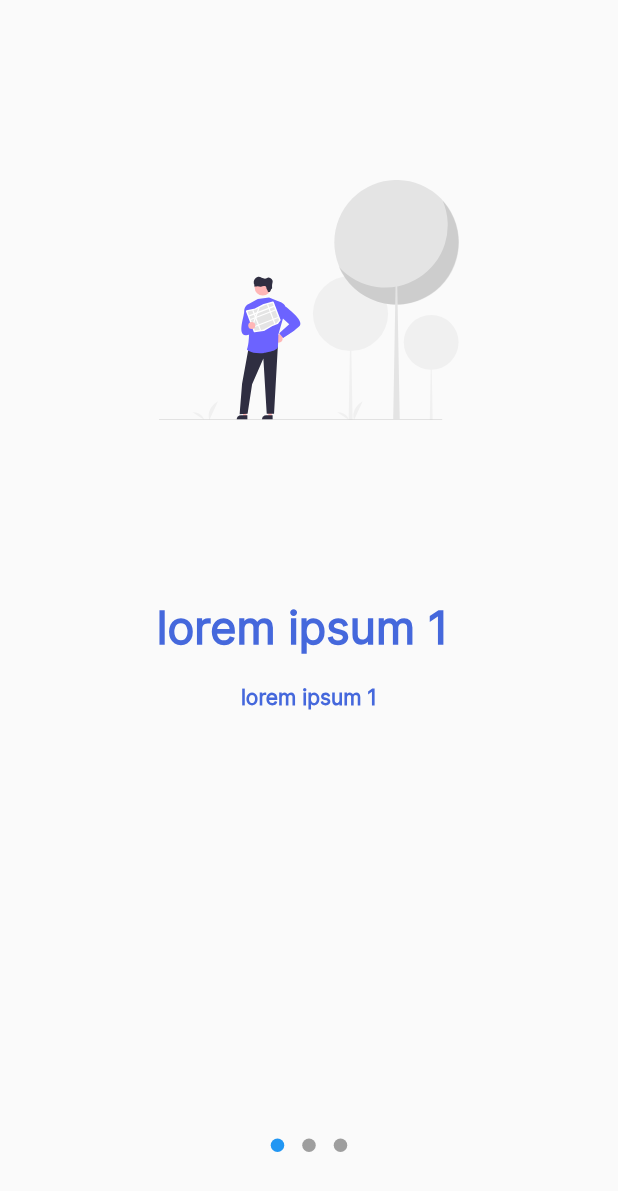
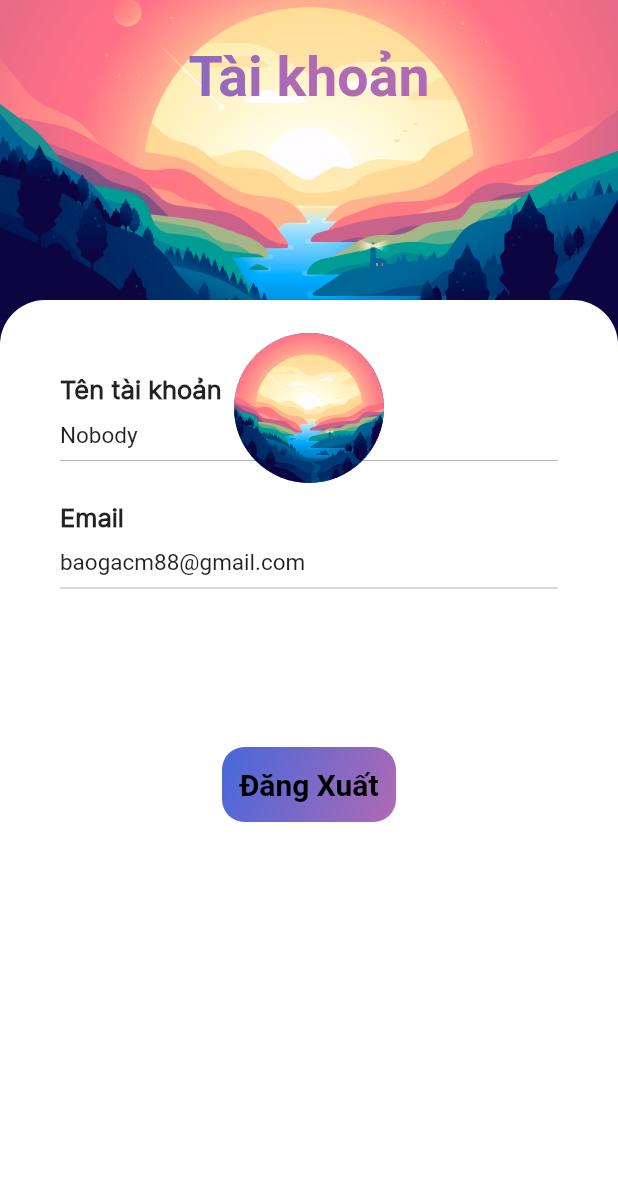
Before and after one commit to BaoHG1508/Screens, a Flutter app: the screen it shows after launch, on a phone screen of 412 x 824 dp. Shown: the top 1191 px of the screen. Run offline on Flutter 3.47's test engine with Material 2 defaults, Android fonts, the light colour scheme and no system bars; drawn by our look-alikes of dots_indicator; our stand-ins replace flutter_svg, velocity_x.

Commit message:
account-screen

```diff
--- /dev/null
+++ b/lib/Screen/account.dart
@@ -0,0 +1,135 @@
+import 'package:flutter/cupertino.dart';
+import 'package:flutter/material.dart';
+import 'package:velocity_x/velocity_x.dart';
+
+class AccountScreen extends StatefulWidget {
+  static const id = "AccountScreen";
+  @override
+  _AccountScreenState createState() => _AccountScreenState();
+}
+
+class _AccountScreenState extends State<AccountScreen> {
+  @override
+  Widget build(BuildContext context) {
+    return Scaffold(
+      body: SafeArea(
+        child: Stack(
+          children: [
+            Container(
+              width: double.infinity,
+              height: double.infinity,
+            ),
+            Container(
+              height: 230,
+              decoration: BoxDecoration(
+                image: DecorationImage(
+                  image: AssetImage("images/landscape.webp"),
+                  fit: BoxFit.cover,
+                ),
+              ),
+            ),
+            Positioned.fill(
+              child: Align(
+                alignment: Alignment.topCenter,
+                child: 'Tài khoản'
+                    .text
+                    .bold
+                    .size(37)
+                    .textStyle(TextStyle(
+                        foreground: Paint()
+                          ..shader = LinearGradient(
+                            colors: <Color>[
+                              Color(0xff4568dc),
+                              Color(0xffb06ab3)
+                            ],
+                          ).createShader(Rect.fromLTWH(0.0, 0.0, 200.0, 70.0))))
+                    .make(),
+              ),
+              top: 30,
+            ),
+            Positioned(
+
+              child: Container(
+                height: 820,
+                width: MediaQuery.of(context).size.width,
+                decoration: BoxDecoration(
+                  color: Colors.white,
+                  borderRadius: BorderRadius.only(
+                      topLeft: Radius.circular(30),
+                      topRight: Radius.circular(30)),
+                ),
+
+
+                //USER NAME AND EMAIL
+                child: Column(
+                  crossAxisAlignment: CrossAxisAlignment.start,
+                  children: [
+                    50.heightBox,
+                    'Tên tài khoản'
+                        .text
+                        .fontFamily("Inter")
+                        .semiBold
+                        .size(17)
+                        .make(),
+                    10.heightBox,
+                    //USER NAME GOES HERE
+                    'Nobody'.text.size(15).make(),
+                    Divider(
+                      color: Color(0xffB5B3B3),
+                    ),
+                    20.heightBox,
+                    'Email'.text.fontFamily("Inter").semiBold.size(17).make(),
+                    10.heightBox,
+                    // USER EMAIL GOES HERE
+                    'baogacm88@gmail.com'.text.size(15).make(),
+                    Divider(
+                      color: Color(0xffB5B3B3),
+                    ),
+                    90.heightBox,
+
+                    //Đăng xuất
+                    TextButton(
+                      onPressed: (){
+                      },
+
+                      child: Container(
+                        child: Center(child: "Đăng Xuất".text.size(20).black.semiBold.make()),
+                        height: 50,
+                        width: 200,
+                        decoration: BoxDecoration(
+                          gradient: LinearGradient(
+                            begin: Alignment.topLeft,
+                            end: Alignment.bottomRight,
+                            colors: [
+                              Color(0xff4568dc),
+                              Color(0xffb06ab3)
+                            ],
+                          ),
+                          borderRadius: BorderRadius.circular(15),
+                        ),
+                      ).pSymmetric(h: 100),
+                    ),
+                  ],
+                ).pSymmetric(h: 40),
+              ),
+              top: 200,
+            ),
+
+            //AVATAR
+            Positioned.fill(
+              child: Align(
+                alignment: Alignment.center,
+                child: CircleAvatar(
+                  radius: 50,
+                  //USER AVATAR GOES HERE
+                  backgroundImage: AssetImage("images/landscape.webp"),
+                ),
+              ),
+              bottom: 280,
+            ),
+          ],
+        ),
+      ),
+    );
+  }
+}
--- a/lib/Widget/Page.dart
+++ b/lib/Widget/Page.dart
@@ -16,7 +16,6 @@ class Pagees extends StatelessWidget {
   Widget build(BuildContext context) {
     return SingleChildScrollView(
       child: Column(
-
         children: [
           50.heightBox,
           SvgPicture.asset(
@@ -25,7 +24,6 @@ class Pagees extends StatelessWidget {
             width: 200,
           ),
           25.heightBox,
-
           25.heightBox,
           title.text.size(30).color(Color(0xff4568dc)).fontFamily("Inter").bold.make(),
           20.heightBox,
--- a/lib/main.dart
+++ b/lib/main.dart
@@ -1,6 +1,7 @@
 // @dart=2.9
 import 'package:flutter/material.dart';
 import 'Screen/onBoardingScreen.dart';
+import 'Screen/account.dart';
 void main() {
   runApp(MyApp());
 }
@@ -9,10 +10,9 @@ class MyApp extends StatelessWidget {
   @override
   Widget build(BuildContext context) {
       return MaterialApp(
-        initialRoute: OnBoardingScreen.id,
+        initialRoute: AccountScreen.id,
         routes: {
-          OnBoardingScreen.id: (context) => OnBoardingScreen(),
-
+          AccountScreen.id: (context) => AccountScreen(),
         },
       );
   }
```
Also changed, not shown: images/landscape.webp (added).
